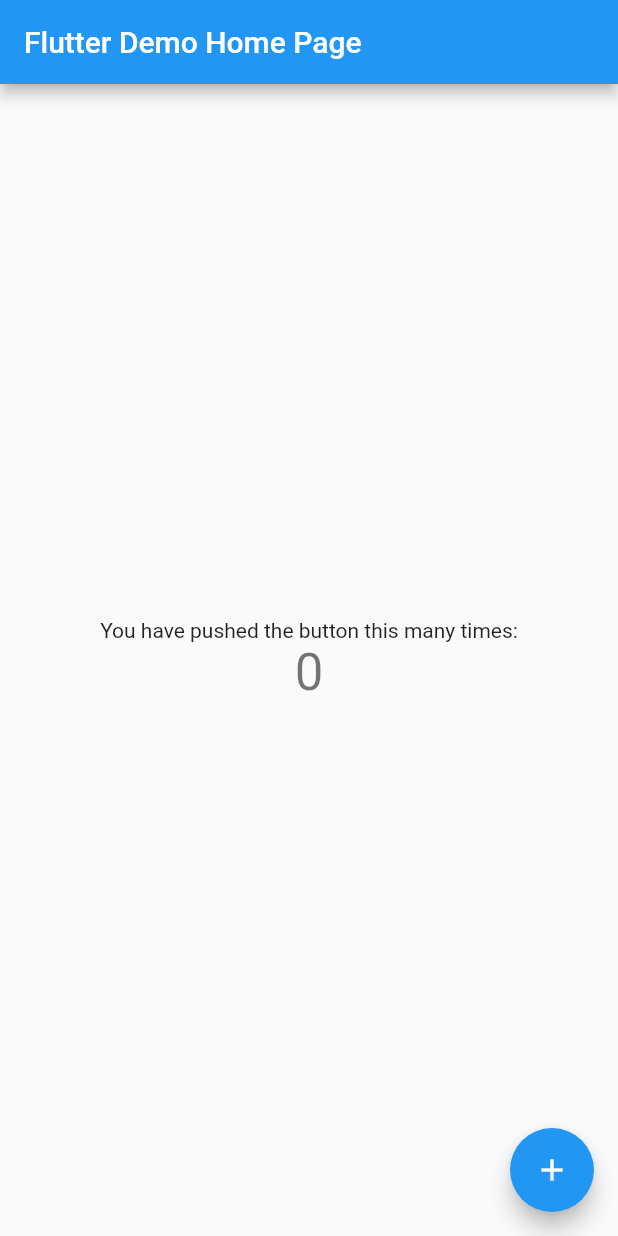
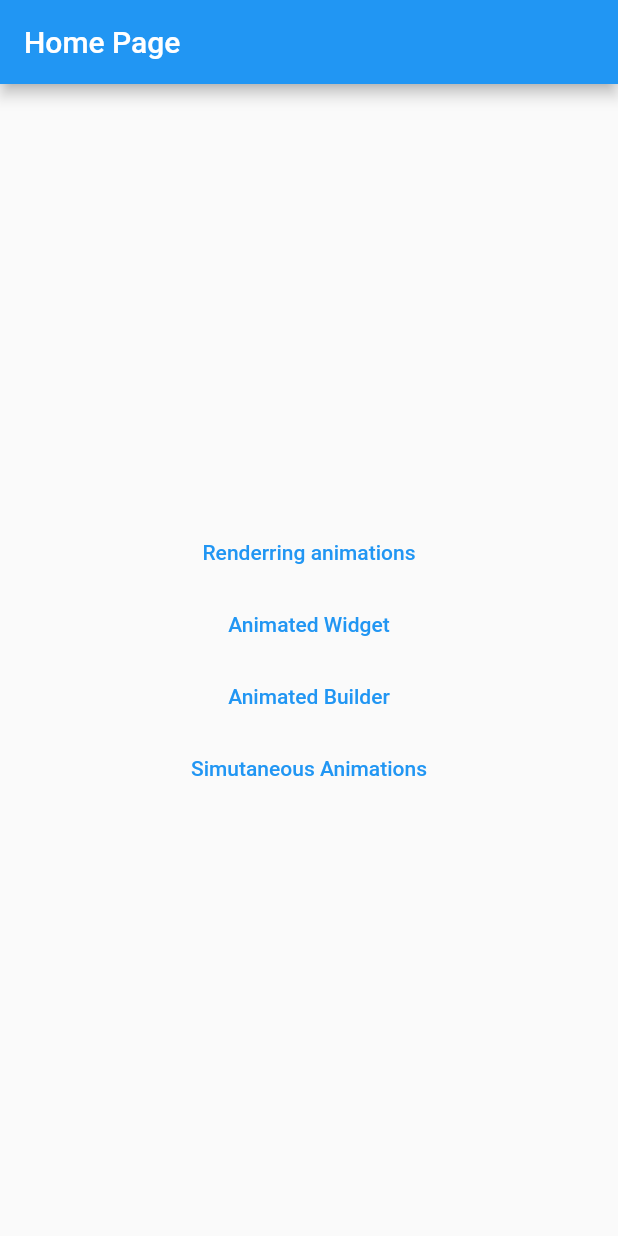
Before and after one commit to apieceofcode1801/flutter_animation_samples, a Flutter app: the screen it shows after launch, on a phone screen of 412 x 824 dp. Run offline on Flutter 3.47's test engine with Material 2 defaults, Android fonts, the phone set to English and light mode, and no system bars; our stand-ins replace auto_route.

Commit message:
added basic animation definitions

```diff
--- a/lib/main.dart
+++ b/lib/main.dart
@@ -1,115 +1,66 @@
 import 'package:flutter/material.dart';
+import 'package:auto_route/auto_route.dart';
+import 'package:flutter_animation_samples/app_router.gr.dart';
+import 'package:flutter_animation_samples/pages/animated_builder_page.dart';
 
 void main() {
-  runApp(const MyApp());
+  runApp(MyApp());
 }
 
 class MyApp extends StatelessWidget {
-  const MyApp({Key? key}) : super(key: key);
-
+  MyApp({Key? key}) : super(key: key);
+  final _appRouter = AppRouter();
   // This widget is the root of your application.
   @override
   Widget build(BuildContext context) {
-    return MaterialApp(
+    return MaterialApp.router(
+      routeInformationParser: _appRouter.defaultRouteParser(),
+      routerDelegate: _appRouter.delegate(),
       title: 'Flutter Demo',
       theme: ThemeData(
-        // This is the theme of your application.
-        //
-        // Try running your application with "flutter run". You'll see the
-        // application has a blue toolbar. Then, without quitting the app, try
-        // changing the primarySwatch below to Colors.green and then invoke
-        // "hot reload" (press "r" in the console where you ran "flutter run",
-        // or simply save your changes to "hot reload" in a Flutter IDE).
-        // Notice that the counter didn't reset back to zero; the application
-        // is not restarted.
         primarySwatch: Colors.blue,
       ),
-      home: const MyHomePage(title: 'Flutter Demo Home Page'),
     );
   }
 }
 
-class MyHomePage extends StatefulWidget {
-  const MyHomePage({Key? key, required this.title}) : super(key: key);
-
-  // This widget is the home page of your application. It is stateful, meaning
-  // that it has a State object (defined below) that contains fields that affect
-  // how it looks.
-
-  // This class is the configuration for the state. It holds the values (in this
-  // case the title) provided by the parent (in this case the App widget) and
-  // used by the build method of the State. Fields in a Widget subclass are
-  // always marked "final".
-
-  final String title;
-
-  @override
-  State<MyHomePage> createState() => _MyHomePageState();
-}
-
-class _MyHomePageState extends State<MyHomePage> {
-  int _counter = 0;
-
-  void _incrementCounter() {
-    setState(() {
-      // This call to setState tells the Flutter framework that something has
-      // changed in this State, which causes it to rerun the build method below
-      // so that the display can reflect the updated values. If we changed
-      // _counter without calling setState(), then the build method would not be
-      // called again, and so nothing would appear to happen.
-      _counter++;
-    });
-  }
+class MyHomePage extends StatelessWidget {
+  const MyHomePage({Key? key}) : super(key: key);
 
   @override
   Widget build(BuildContext context) {
-    // This method is rerun every time setState is called, for instance as done
-    // by the _incrementCounter method above.
-    //
-    // The Flutter framework has been optimized to make rerunning build methods
-    // fast, so that you can just rebuild anything that needs updating rather
-    // than having to individually change instances of widgets.
     return Scaffold(
       appBar: AppBar(
-        // Here we take the value from the MyHomePage object that was created by
-        // the App.build method, and use it to set our appbar title.
-        title: Text(widget.title),
+        title: const Text('Home Page'),
       ),
       body: Center(
-        // Center is a layout widget. It takes a single child and positions it
-        // in the middle of the parent.
         child: Column(
-          // Column is also a layout widget. It takes a list of children and
-          // arranges them vertically. By default, it sizes itself to fit its
-          // children horizontally, and tries to be as tall as its parent.
-          //
-          // Invoke "debug painting" (press "p" in the console, choose the
-          // "Toggle Debug Paint" action from the Flutter Inspector in Android
-          // Studio, or the "Toggle Debug Paint" command in Visual Studio Code)
-          // to see the wireframe for each widget.
-          //
-          // Column has various properties to control how it sizes itself and
-          // how it positions its children. Here we use mainAxisAlignment to
-          // center the children vertically; the main axis here is the vertical
-          // axis because Columns are vertical (the cross axis would be
-          // horizontal).
           mainAxisAlignment: MainAxisAlignment.center,
           children: <Widget>[
-            const Text(
-              'You have pushed the button this many times:',
-            ),
-            Text(
-              '$_counter',
-              style: Theme.of(context).textTheme.headline4,
-            ),
+            TextButton(
+                onPressed: () {
+                  context.router.push(const RenderingAnimationsRoute());
+                },
+                child: const Text('Renderring animations')),
+            TextButton(
+                onPressed: () {
+                  context.router.push(const AnimatedWidgetRoute());
+                },
+                child: const Text('Animated Widget')),
+            TextButton(
+                onPressed: () {
+                  context.router.push(const AnimatedBuilderRoute());
+                },
+                child: const Text('Animated Builder')),
+            TextButton(
+                onPressed: () {
+                  context.router.push(const SimutaneousAnimationsRoute());
+                },
+                child: const Text('Simutaneous Animations')),
           ],
         ),
       ),
-      floatingActionButton: FloatingActionButton(
-        onPressed: _incrementCounter,
-        tooltip: 'Increment',
-        child: const Icon(Icons.add),
-      ), // This trailing comma makes auto-formatting nicer for build methods.
+      // This trailing comma makes auto-formatting nicer for build methods.
     );
   }
 }
--- a/pubspec.yaml
+++ b/pubspec.yaml
@@ -29,6 +29,7 @@ environment:
 dependencies:
   flutter:
     sdk: flutter
+  auto_route:
 
 
   # The following adds the Cupertino Icons font to your application.
@@ -38,7 +39,8 @@ dependencies:
 dev_dependencies:
   flutter_test:
     sdk: flutter
-
+  auto_route_generator:
+  build_runner:
   # The "flutter_lints" package below contains a set of recommended lints to
   # encourage good coding practices. The lint set provided by the package is
   # activated in the `analysis_options.yaml` file located at the root of your
```
Also changed, not shown: lib/app_router.dart (added, +15 -0 lines), lib/pages/animated_builder_page.dart (added, +78 -0 lines), lib/pages/animated_widget_page.dart (added, +62 -0 lines), lib/pages/rendering_animations_simple_page.dart (added, +48 -0 lines), lib/pages/simutaneous_animations_page.dart (added, +67 -0 lines), lib/app_router.gr.dart (added), pubspec.lock, 1 other file.
